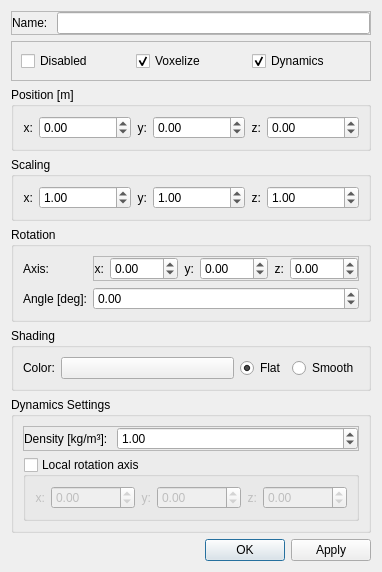
This is WindSim/src/GUI/ui/meshProperties.ui in gudajan/Windsim as Qt 5 draws it before an edit. The edited form follows.
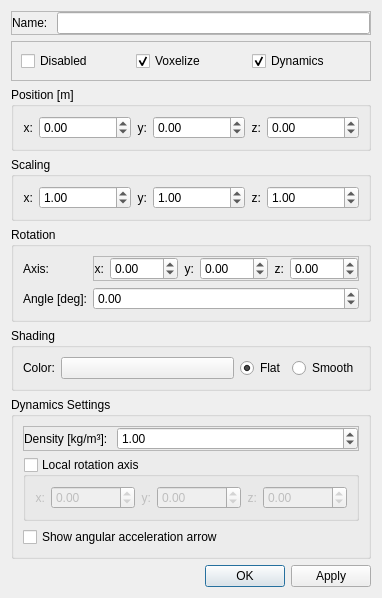
This is the edited form.

Commit message: * Add mesh property for enabling/disabling the display of the angular acceleration arrow in the 3D view * WindTunnel returns velocity as 4 floats per element. This enables the simple memcpy of the velocity field. * Pause mesh dynamics calculations while the simulation is not running

Patch:
```diff
--- a/WindSim/src/GUI/ui/meshProperties.ui
+++ b/WindSim/src/GUI/ui/meshProperties.ui
@@ -799,6 +799,13 @@
         </layout>
        </widget>
       </item>
+      <item>
+       <widget class="QCheckBox" name="cbShowAccel">
+        <property name="text">
+         <string>Show angular acceleration arrow</string>
+        </property>
+       </widget>
+      </item>
      </layout>
     </widget>
    </item>
```
The commit also changes 12 other files.
